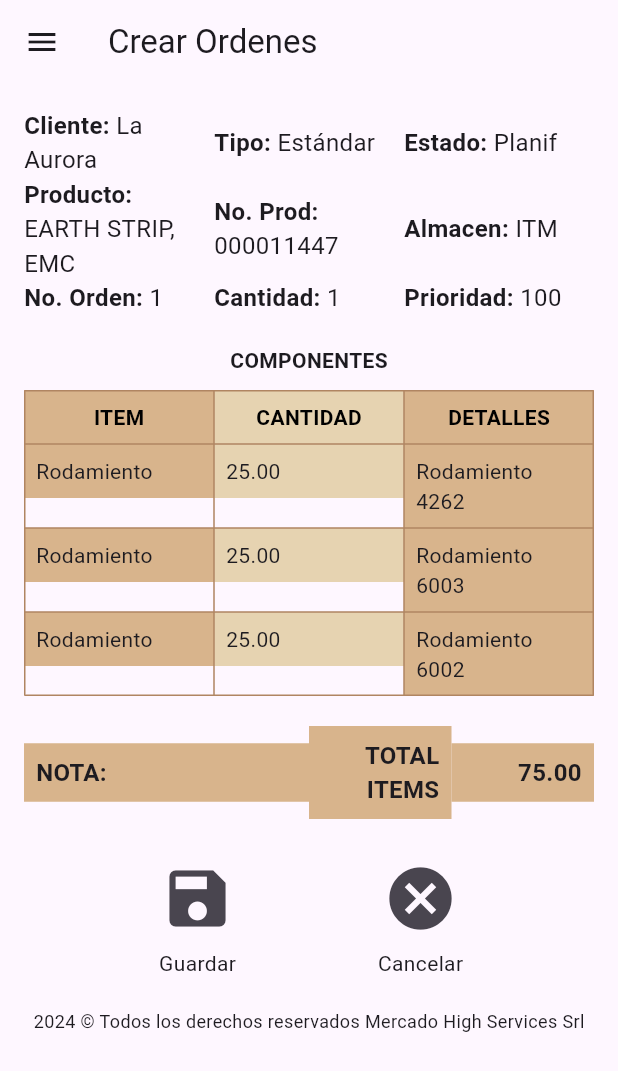
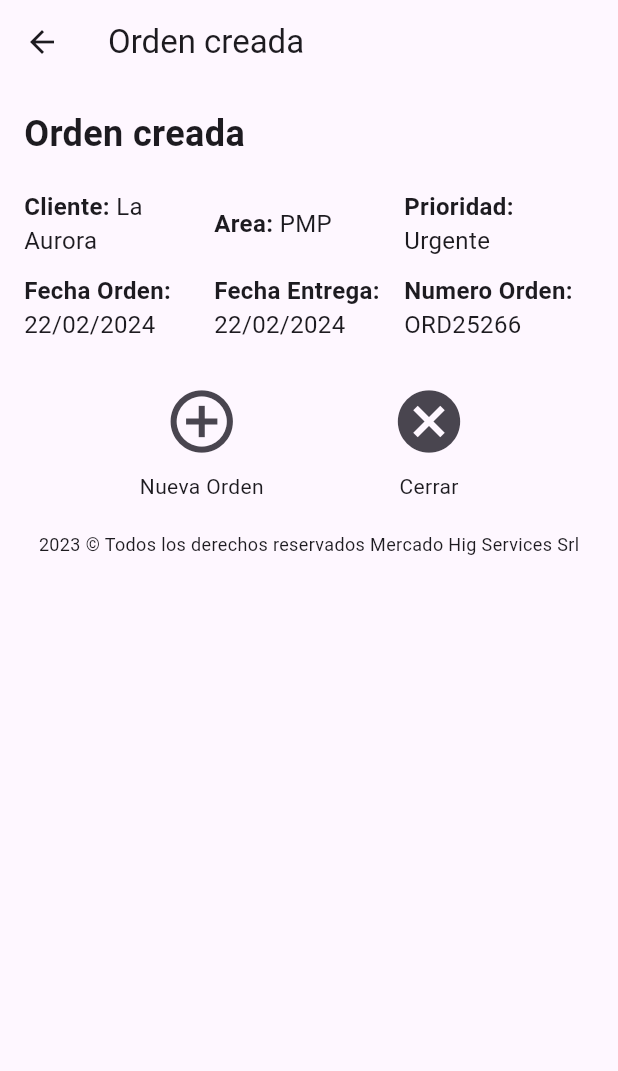
Before and after one commit to MHS-SRL/InterfaceProduccion, a Flutter app: the CrearOrdenesScreen screen opened by its route, after a tap on the "save" icon, on a phone screen of 412 x 824 dp. Shown: the top 1071 px of the screen. Run offline on Flutter 3.47's test engine with Material 3 defaults, Android fonts, the phone set to English and light mode, and no system bars; our stand-ins replace fl_chart.

Commit message:
creacion de ordenes creadas screen con sus funciones correspondientes

```diff
--- a/lib/screens/crear_ordenes_screen.dart
+++ b/lib/screens/crear_ordenes_screen.dart
@@ -1,5 +1,6 @@
 import 'package:flutter/material.dart';
 import 'drawer_items.dart'; // Importa el archivo que contiene DrawerItems
+import '/screens/orden_creada_screen.dart';
 
 class CrearOrdenesScreen extends StatelessWidget {
   const CrearOrdenesScreen({super.key});
@@ -311,13 +312,15 @@ class CrearOrdenesScreen extends StatelessWidget {
                 children: [
                   Column(
                     children: [
-                      IconButton(
-                        icon: const Icon(Icons.save, size: 50),
-                        onPressed: () {
-                          // Lógica para guardar
-                          print('Guardar');
-                        },
-                      ),
+                    IconButton(
+                      icon: const Icon(Icons.save, size: 50),
+                      onPressed: () {
+                        Navigator.push(
+                          context,
+                          MaterialPageRoute(builder: (context) => const OrdenCreadaScreen()),
+                        );
+                      },
+                    ),
                       const Text('Guardar'),
                     ],
                   ),
--- /dev/null
+++ b/lib/screens/orden_creada_screen.dart
@@ -0,0 +1,190 @@
+import 'package:flutter/material.dart';
+import '/screens/home_screen.dart';
+import '/screens/crear_ordenes_screen.dart';
+
+class OrdenCreadaScreen extends StatelessWidget {
+  const OrdenCreadaScreen({super.key});
+
+  @override
+  Widget build(BuildContext context) {
+    return Scaffold(
+      appBar: AppBar(
+        title: const Text('Orden creada'),
+      ),
+      body: Padding(
+        padding: const EdgeInsets.all(16.0),
+        child: Column(
+          crossAxisAlignment: CrossAxisAlignment.start,
+          children: [
+            const Text(
+              'Orden creada',
+              style: TextStyle(
+                fontSize: 24,
+                fontWeight: FontWeight.bold,
+              ),
+            ),
+            const SizedBox(height: 20),
+            const Row(
+              mainAxisAlignment: MainAxisAlignment.spaceBetween,
+              children: [
+                Expanded(
+                  child: Text.rich(
+                    TextSpan(
+                      children: [
+                        TextSpan(
+                          text: 'Cliente: ',
+                          style: TextStyle(
+                              fontSize: 16, fontWeight: FontWeight.bold),
+                        ),
+                        TextSpan(
+                          text: 'La Aurora',
+                          style: TextStyle(fontSize: 16),
+                        ),
+                      ],
+                    ),
+                  ),
+                ),
+                Expanded(
+                  child: Text.rich(
+                    TextSpan(
+                      children: [
+                        TextSpan(
+                          text: 'Area: ',
+                          style: TextStyle(
+                              fontSize: 16, fontWeight: FontWeight.bold),
+                        ),
+                        TextSpan(
+                          text: 'PMP',
+                          style: TextStyle(fontSize: 16),
+                        ),
+                      ],
+                    ),
+                  ),
+                ),
+                Expanded(
+                  child: Text.rich(
+                    TextSpan(
+                      children: [
+                        TextSpan(
+                          text: 'Prioridad: ',
+                          style: TextStyle(
+                              fontSize: 16, fontWeight: FontWeight.bold),
+                        ),
+                        TextSpan(
+                          text: 'Urgente',
+                          style: TextStyle(fontSize: 16),
+                        ),
+                      ],
+                    ),
+                  ),
+                ),
+              ],
+            ),
+            const SizedBox(height: 10),
+            const Row(
+              mainAxisAlignment: MainAxisAlignment.spaceBetween,
+              children: [
+                Expanded(
+                  child: Text.rich(
+                    TextSpan(
+                      children: [
+                        TextSpan(
+                          text: 'Fecha Orden: ',
+                          style: TextStyle(
+                              fontSize: 16, fontWeight: FontWeight.bold),
+                        ),
+                        TextSpan(
+                          text: '22/02/2024',
+                          style: TextStyle(fontSize: 16),
+                        ),
+                      ],
+                    ),
+                  ),
+                ),
+                Expanded(
+                  child: Text.rich(
+                    TextSpan(
+                      children: [
+                        TextSpan(
+                          text: 'Fecha Entrega: ',
+                          style: TextStyle(
+                              fontSize: 16, fontWeight: FontWeight.bold),
+                        ),
+                        TextSpan(
+                          text: '22/02/2024',
+                          style: TextStyle(fontSize: 16),
+                        ),
+                      ],
+                    ),
+                  ),
+                ),
+                Expanded(
+                  child: Text.rich(
+                    TextSpan(
+                      children: [
+                        TextSpan(
+                          text: 'Numero Orden: ',
+                          style: TextStyle(
+                              fontSize: 16, fontWeight: FontWeight.bold),
+                        ),
+                        TextSpan(
+                          text: 'ORD25266',
+                          style: TextStyle(fontSize: 16),
+                        ),
+                      ],
+                    ),
+                  ),
+                ),
+              ],
+            ),
+            const SizedBox(height: 20),
+            Row(
+              mainAxisAlignment: MainAxisAlignment.spaceEvenly,
+              children: [
+                Column(
+                  children: [
+                    IconButton(
+                      icon: const Icon(Icons.add_circle_outline, size: 50),
+                      onPressed: () {
+                        Navigator.pushReplacement(
+                          context,
+                          MaterialPageRoute(builder: (context) => CrearOrdenesScreen()),
+                        );
+                        print('Nueva Orden');
+                      },
+                    ),
+                    const Text('Nueva Orden'),
+                  ],
+                ),
+                Column(
+                  children: [
+                    IconButton(
+                      icon: const Icon(Icons.cancel, size: 50),
+                      onPressed: () {
+                        // Lógica para cerrar
+                        Navigator.pushAndRemoveUntil(
+                          context,
+                          MaterialPageRoute(builder: (context) => const HomeScreen()),
+                          (route) => false,
+                          );
+                        print('Cerrar');
+                      },
+                    ),
+                    const Text('Cerrar'),
+                  ],
+                ),
+              ],
+            ),
+            const SizedBox(height: 20),
+            const Center(
+              child: Text(
+                '2023 © Todos los derechos reservados Mercado Hig Services Srl',
+                style: TextStyle(fontSize: 12),
+              ),
+            ),
+          ],
+        ),
+      ),
+    );
+  }
+}
```
